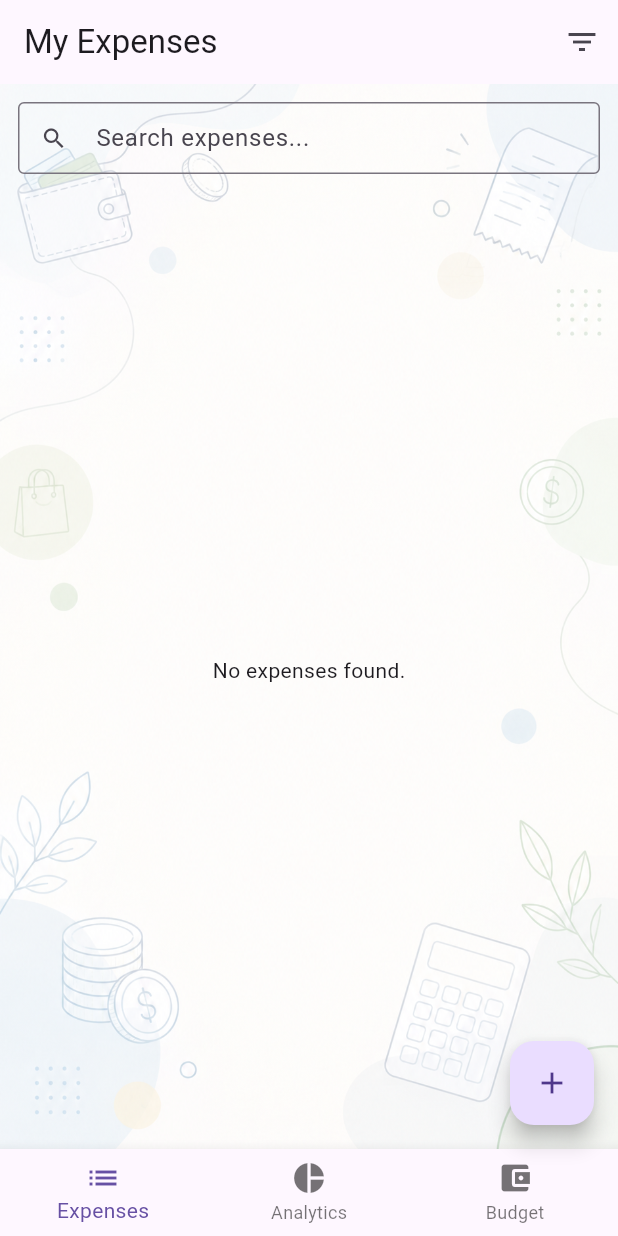
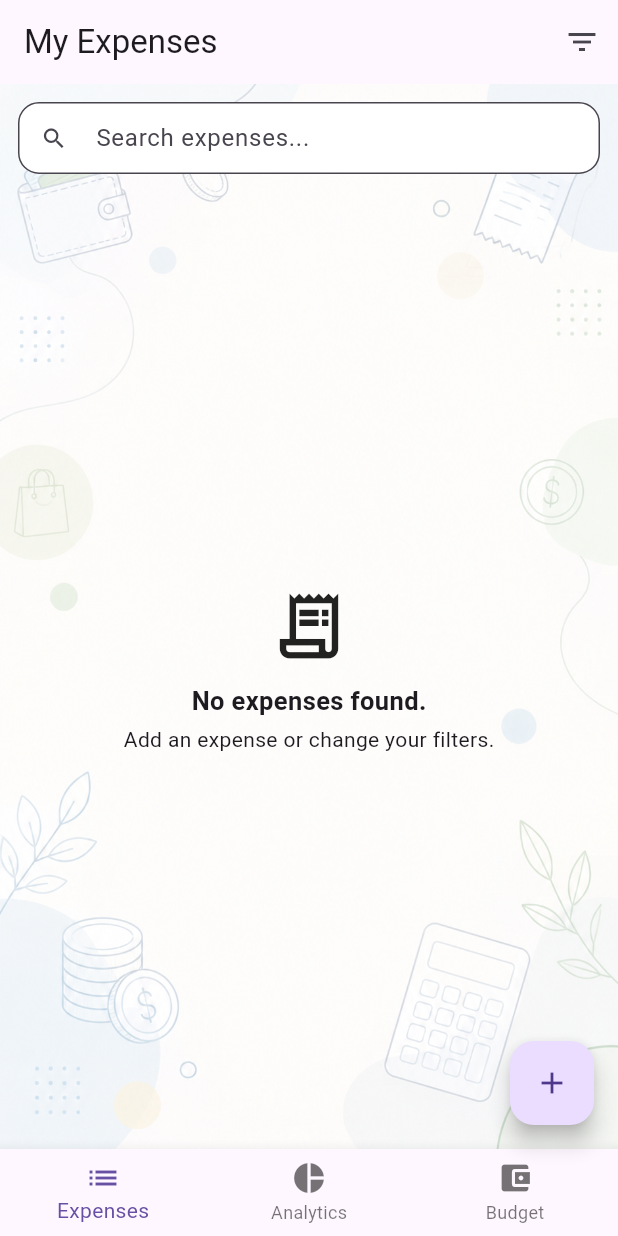
Before and after one commit to Atia002/Flutter_CSC464_Summer_2026_Final_Project-Group5-Section1-P004, a Flutter app: the screen it shows after launch, on a phone screen of 412 x 824 dp. Run offline on Flutter 3.47's test engine with Material 3 defaults, Android fonts, the phone set to English and light mode, and no system bars; our stand-ins replace cloud_firestore, firebase_core; accounts and stored records are empty.

Commit message:
Polish expenses search and empty state

```diff
--- a/lib/screens/home_screen.dart
+++ b/lib/screens/home_screen.dart
@@ -87,10 +87,14 @@ class _ExpenseListTab extends StatelessWidget {
               Padding(
                 padding: const EdgeInsets.all(12),
                 child: TextField(
-                  decoration: const InputDecoration(
+                  decoration: InputDecoration(
                     hintText: 'Search expenses...',
-                    prefixIcon: Icon(Icons.search),
-                    border: OutlineInputBorder(),
+                    prefixIcon: const Icon(Icons.search),
+                    filled: true,
+                    fillColor: Colors.white,
+                    border: OutlineInputBorder(
+                      borderRadius: BorderRadius.circular(14),
+                    ),
                     isDense: true,
                   ),
                   onChanged: provider.setSearchQuery,
@@ -123,7 +127,29 @@ class _ExpenseListTab extends StatelessWidget {
                 ),
               Expanded(
                 child: provider.visibleExpenses.isEmpty
-                    ? const Center(child: Text('No expenses found.'))
+                    ? const Center(
+                        child: Column(
+                          mainAxisSize: MainAxisSize.min,
+                          children: [
+                            Icon(
+                              Icons.receipt_long_outlined,
+                              size: 52,
+                            ),
+                            SizedBox(height: 12),
+                            Text(
+                              'No expenses found.',
+                              style: TextStyle(
+                                fontSize: 17,
+                                fontWeight: FontWeight.bold,
+                              ),
+                            ),
+                            SizedBox(height: 4),
+                            Text(
+                              'Add an expense or change your filters.',
+                            ),
+                          ],
+                        ),
+                      )
                     : ListView.builder(
                         itemCount: provider.visibleExpenses.length,
                         itemBuilder: (context, index) {
```
